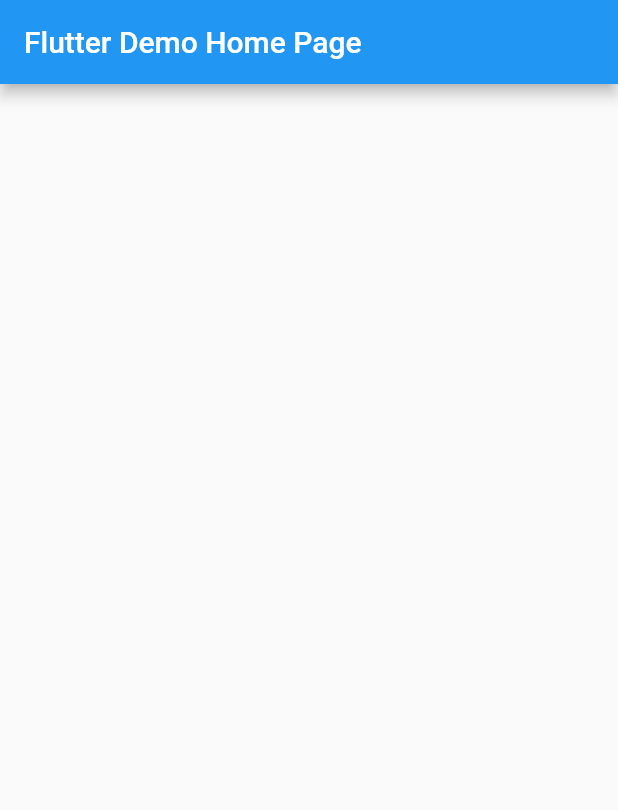
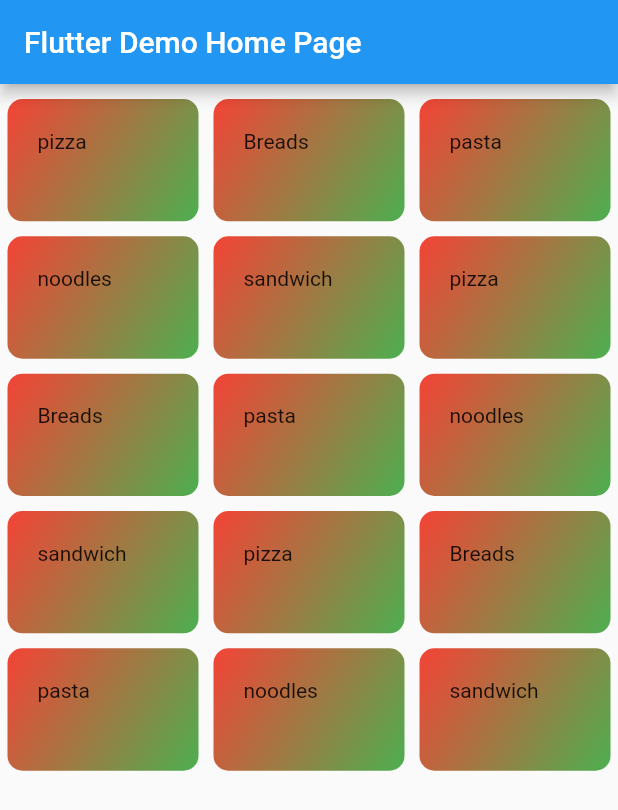
Before and after one commit to dihsarjr/Food_App, a Flutter app: the screen it shows after launch, on a phone screen of 412 x 824 dp. Shown: the top 810 px of the screen. Run offline on Flutter 3.47's test engine with Material 2 defaults, Android fonts, the phone set to English and light mode, and no system bars.

Commit message:
categoryDone

```diff
--- a/lib/dummy_data.dart
+++ b/lib/dummy_data.dart
@@ -27,4 +27,54 @@ const DUMMY_DATA = const [
     categoryName: 'sandwich',
     color: Colors.red,
   ),
+  Category(
+    id: 'a1',
+    categoryName: 'pizza',
+    color: Colors.red,
+  ),
+  Category(
+    id: 'a2',
+    categoryName: 'Breads',
+    color: Colors.red,
+  ),
+  Category(
+    id: 'a3',
+    categoryName: 'pasta',
+    color: Colors.red,
+  ),
+  Category(
+    id: 'a4',
+    categoryName: 'noodles',
+    color: Colors.red,
+  ),
+  Category(
+    id: 'a5',
+    categoryName: 'sandwich',
+    color: Colors.red,
+  ),
+  Category(
+    id: 'a1',
+    categoryName: 'pizza',
+    color: Colors.red,
+  ),
+  Category(
+    id: 'a2',
+    categoryName: 'Breads',
+    color: Colors.red,
+  ),
+  Category(
+    id: 'a3',
+    categoryName: 'pasta',
+    color: Colors.red,
+  ),
+  Category(
+    id: 'a4',
+    categoryName: 'noodles',
+    color: Colors.red,
+  ),
+  Category(
+    id: 'a5',
+    categoryName: 'sandwich',
+    color: Colors.red,
+  ),
 ];
--- a/lib/main.dart
+++ b/lib/main.dart
@@ -1,4 +1,6 @@
 import 'package:flutter/material.dart';
+import 'package:food/dummy_data.dart';
+import 'package:food/widgets/category_items.dart';
 
 void main() {
   runApp(MyApp());
@@ -56,12 +58,13 @@ class _MyHomePageState extends State<MyHomePage> {
           title: Text(widget.title),
         ),
         body: GridView(
-            children: <Widget>[],
+            children: DUMMY_DATA
+                .map((categoryData) =>
+                    CategoryItem(categoryData.categoryName, categoryData.color))
+                .toList(),
             gridDelegate: SliverGridDelegateWithMaxCrossAxisExtent(
               maxCrossAxisExtent: 200,
               childAspectRatio: 3 / 2,
-              mainAxisSpacing: 20,
-              crossAxisSpacing: 20,
             )));
   }
 }
--- a/lib/widgets/category_items.dart
+++ b/lib/widgets/category_items.dart
@@ -7,15 +7,18 @@ class CategoryItem extends StatelessWidget {
   CategoryItem(this.categoryName, this.color);
   @override
   Widget build(BuildContext context) {
-    return Container(
-      child: Text(categoryName),
-      padding: EdgeInsets.all(20),
-      decoration: BoxDecoration(gradient:LinearGradient(colors: [
-        Colors.blue,
-        Colors.green
-      ],
-      begin: Alignment.topLeft,
-      end: Alignment.bottomRight)),
+    return Padding(
+      padding: const EdgeInsets.only(top: 10, left: 5, right: 5),
+      child: Container(
+        child: Text(categoryName),
+        padding: EdgeInsets.all(20),
+        decoration: BoxDecoration(
+            borderRadius: BorderRadius.circular(10),
+            gradient: LinearGradient(
+                colors: [color, Colors.green],
+                begin: Alignment.topLeft,
+                end: Alignment.bottomRight)),
+      ),
     );
   }
 }
```
